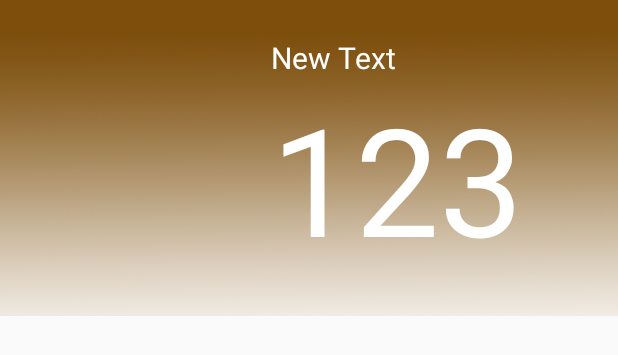
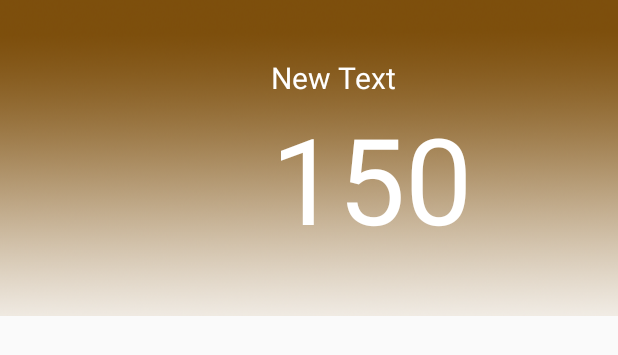
Before and after one commit to kanesornkamthawee/Book-Shop, an Android app: the layout book_listview.xml on its own in the app's theme, with its tools: preview values and no code run, on a phone screen of 412 x 824 dp. Shown: the top 355 px of the screen. Run offline under Robolectric (Android 15) with nearby library versions, the phone set to English and light mode, and no system bars.

Commit message:
List View Complete [fix textSize]

```diff
--- a/app/src/main/res/layout/book_listview.xml
+++ b/app/src/main/res/layout/book_listview.xml
@@ -27,9 +27,9 @@
         <TextView
             android:layout_width="wrap_content"
             android:layout_height="wrap_content"
-            android:text="123"
+            android:text="150"
             android:id="@+id/textView8"
-            android:textSize="100sp"
+            android:textSize="80sp"
             android:textColor="#ffffff" />
     </LinearLayout>
 </LinearLayout>
```
